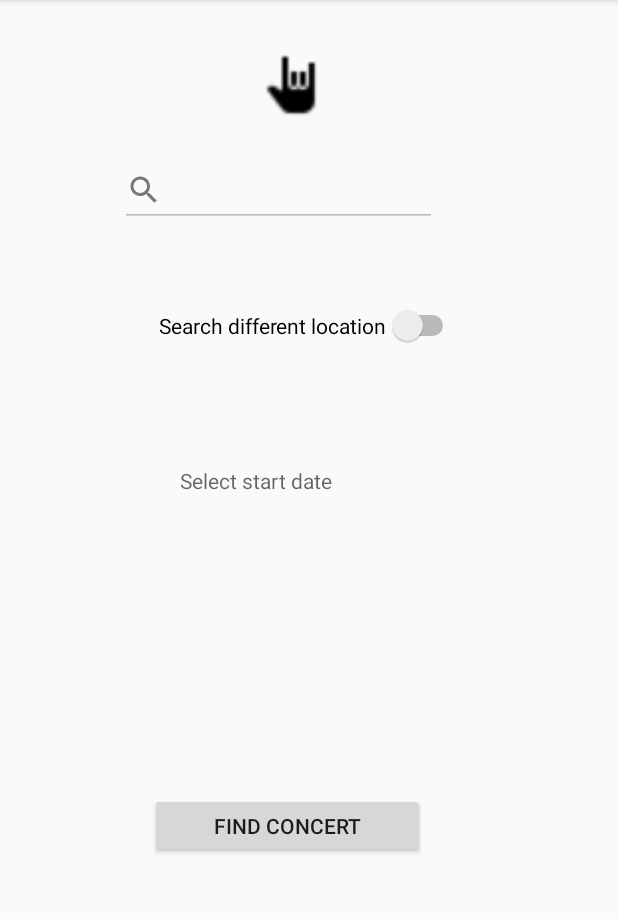
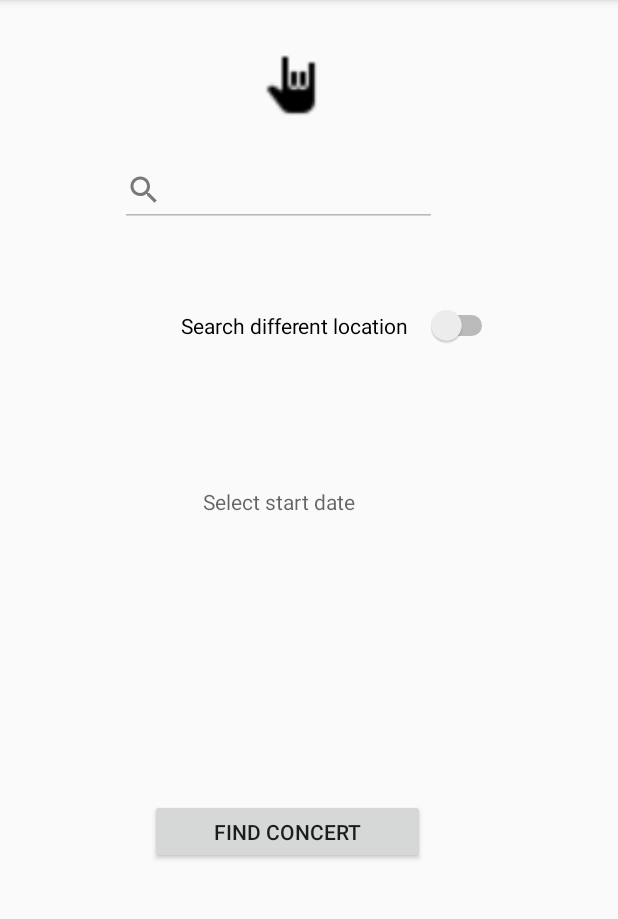
Before and after one commit to nilssonfilip1996/Where_is_the_concert_app, an Android app: the screen it shows after launch (MainActivity), on a phone screen of 412 x 824 dp, the part 84-1003 px from its top. Run offline under Robolectric (Android 15) with nearby library versions, the phone set to English and light mode, and no system bars.

Commit message:
Some test2

```diff
--- a/app/src/main/res/layout/activity_main.xml
+++ b/app/src/main/res/layout/activity_main.xml
@@ -12,7 +12,7 @@
         android:layout_height="48dp"
         android:layout_marginStart="80dp"
         android:layout_marginTop="24dp"
-        android:layout_marginEnd="93dp"
+        android:layout_marginEnd="80dp"
         android:drawableLeft="@drawable/ic_search_black_24dp"
         app:layout_constraintEnd_toEndOf="parent"
         app:layout_constraintHorizontal_bias="0.0"
@@ -37,12 +37,14 @@
 
     <TextView
         android:id="@+id/startDate"
-        android:layout_width="122dp"
-        android:layout_height="39dp"
-        android:layout_marginStart="120dp"
+        android:layout_width="211dp"
+        android:layout_height="48dp"
+        android:layout_marginStart="80dp"
         android:layout_marginTop="80dp"
-        android:layout_marginEnd="120dp"
+        android:layout_marginEnd="80dp"
         android:hint="Select start date"
+        android:textAlignment="center"
+        android:gravity="center"
         app:layout_constraintEnd_toEndOf="parent"
         app:layout_constraintHorizontal_bias="0.0"
         app:layout_constraintHorizontal_chainStyle="packed"
@@ -51,12 +53,11 @@
 
     <Switch
         android:id="@+id/switchCity"
-
-        android:layout_width="wrap_content"
+        android:layout_width="211dp"
         android:layout_height="wrap_content"
-        android:layout_marginStart="83dp"
+        android:layout_marginStart="100dp"
         android:layout_marginTop="52dp"
-        android:layout_marginEnd="106dp"
+        android:layout_marginEnd="80dp"
         android:text="Search different location"
         app:layout_constraintEnd_toEndOf="parent"
         app:layout_constraintHorizontal_bias="1.0"
```
